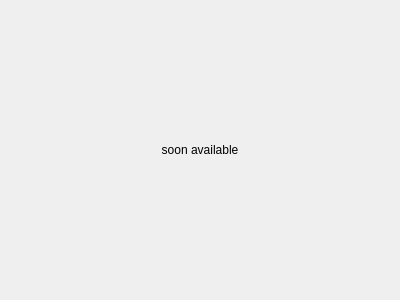
davy7125/polyphone, file sources/repository/soundfont/soundfontviewer.ui: the form before one commit.
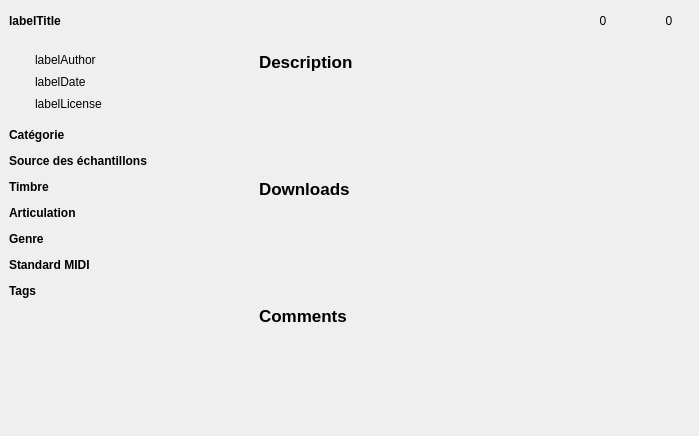
The form after the commit. Custom widgets are drawn as their Qt base class.

Commit message: Soundfont page (not finished)

```diff
--- a/sources/repository/soundfont/soundfontviewer.ui
+++ b/sources/repository/soundfont/soundfontviewer.ui
@@ -6,8 +6,8 @@
    <rect>
     <x>0</x>
     <y>0</y>
-    <width>400</width>
-    <height>300</height>
+    <width>699</width>
+    <height>436</height>
    </rect>
   </property>
   <property name="windowTitle">
@@ -16,19 +16,720 @@
   <property name="autoFillBackground">
    <bool>true</bool>
   </property>
-  <layout class="QGridLayout" name="gridLayout">
-   <item row="0" column="0">
-    <widget class="QLabel" name="label">
-     <property name="text">
-      <string notr="true">soon available</string>
+  <layout class="QGridLayout" name="gridLayout_5" columnstretch="3,10" columnminimumwidth="250,0">
+   <property name="leftMargin">
+    <number>0</number>
+   </property>
+   <property name="topMargin">
+    <number>0</number>
+   </property>
+   <property name="rightMargin">
+    <number>0</number>
+   </property>
+   <property name="bottomMargin">
+    <number>0</number>
+   </property>
+   <property name="spacing">
+    <number>0</number>
+   </property>
+   <item row="1" column="0">
+    <widget class="QScrollArea" name="scrollArea">
+     <property name="frameShape">
+      <enum>QFrame::NoFrame</enum>
      </property>
-     <property name="alignment">
-      <set>Qt::AlignCenter</set>
+     <property name="widgetResizable">
+      <bool>true</bool>
      </property>
+     <widget class="QWidget" name="scrollAreaWidgetContents">
+      <property name="geometry">
+       <rect>
+        <x>0</x>
+        <y>0</y>
+        <width>250</width>
+        <height>393</height>
+       </rect>
+      </property>
+      <layout class="QGridLayout" name="gridLayout">
+       <item row="17" column="0" colspan="2">
+        <widget class="QLabel" name="label_10">
+         <property name="font">
+          <font>
+           <weight>75</weight>
+           <bold>true</bold>
+          </font>
+         </property>
+         <property name="text">
+          <string>Standard MIDI</string>
+         </property>
+        </widget>
+       </item>
+       <item row="8" column="0" colspan="2">
+        <widget class="FilterFlow" name="filterCategory" native="true"/>
+       </item>
+       <item row="2" column="0">
+        <widget class="QLabel" name="iconDate">
+         <property name="minimumSize">
+          <size>
+           <width>16</width>
+           <height>16</height>
+          </size>
+         </property>
+         <property name="maximumSize">
+          <size>
+           <width>16</width>
+           <height>16</height>
+          </size>
+         </property>
+         <property name="text">
+          <string/>
+         </property>
+        </widget>
+       </item>
+       <item row="19" column="0" colspan="2">
+        <widget class="QLabel" name="label_11">
+         <property name="font">
+          <font>
+           <weight>75</weight>
+           <bold>true</bold>
+          </font>
+         </property>
+         <property name="text">
+          <string>Tags</string>
+         </property>
+        </widget>
+       </item>
+       <item row="13" column="0" colspan="2">
+        <widget class="QLabel" name="label_8">
+         <property name="font">
+          <font>
+           <weight>75</weight>
+           <bold>true</bold>
+          </font>
+         </property>
+         <property name="text">
+          <string>Articulation</string>
+         </property>
+        </widget>
+       </item>
+       <item row="20" column="0" colspan="2">
+        <widget class="FilterFlow" name="filterTag" native="true"/>
+       </item>
+       <item row="9" column="0" colspan="2">
+        <widget class="QLabel" name="label_6">
+         <property name="font">
+          <font>
+           <weight>75</weight>
+           <bold>true</bold>
+          </font>
+         </property>
+         <property name="text">
+          <string>Source des échantillons</string>
+         </property>
+        </widget>
+       </item>
+       <item row="1" column="0">
+        <widget class="QLabel" name="iconAuthor">
+         <property name="minimumSize">
+          <size>
+           <width>16</width>
+           <height>16</height>
+          </size>
+         </property>
+         <property name="maximumSize">
+          <size>
+           <width>16</width>
+           <height>16</height>
+          </size>
+         </property>
+         <property name="text">
+          <string/>
+         </property>
+        </widget>
+       </item>
+       <item row="14" column="0" colspan="2">
+        <widget class="FilterFlow" name="filterArticulation" native="true"/>
+       </item>
+       <item row="11" column="0" colspan="2">
+        <widget class="QLabel" name="label_7">
+         <property name="font">
+          <font>
+           <weight>75</weight>
+           <bold>true</bold>
+          </font>
+         </property>
+         <property name="text">
+          <string>Timbre</string>
+         </property>
+        </widget>
+       </item>
+       <item row="16" column="0" colspan="2">
+        <widget class="FilterFlow" name="filterGenre" native="true"/>
+       </item>
+       <item row="2" column="1">
+        <widget class="QLabel" name="labelDate">
+         <property name="text">
+          <string>labelDate</string>
+         </property>
+        </widget>
+       </item>
+       <item row="3" column="1">
+        <widget class="QLabel" name="labelLicense">
+         <property name="cursor">
+          <cursorShape>PointingHandCursor</cursorShape>
+         </property>
+         <property name="text">
+          <string>labelLicense</string>
+         </property>
+         <property name="textFormat">
+          <enum>Qt::RichText</enum>
+         </property>
+         <property name="openExternalLinks">
+          <bool>true</bool>
+         </property>
+        </widget>
+       </item>
+       <item row="10" column="0" colspan="2">
+        <widget class="FilterFlow" name="filterSampleSource" native="true"/>
+       </item>
+       <item row="3" column="0">
+        <widget class="QLabel" name="iconLicense">
+         <property name="minimumSize">
+          <size>
+           <width>16</width>
+           <height>16</height>
+          </size>
+         </property>
+         <property name="maximumSize">
+          <size>
+           <width>16</width>
+           <height>16</height>
+          </size>
+         </property>
+         <property name="text">
+          <string/>
+         </property>
+        </widget>
+       </item>
+       <item row="15" column="0" colspan="2">
+        <widget class="QLabel" name="label_9">
+         <property name="font">
+          <font>
+           <weight>75</weight>
+           <bold>true</bold>
+          </font>
+         </property>
+         <property name="text">
+          <string>Genre</string>
+         </property>
+        </widget>
+       </item>
+       <item row="18" column="0" colspan="2">
+        <widget class="FilterFlow" name="filterMidiStandard" native="true"/>
+       </item>
+       <item row="21" column="0">
+        <spacer name="verticalSpacer">
+         <property name="orientation">
+          <enum>Qt::Vertical</enum>
+         </property>
+         <property name="sizeHint" stdset="0">
+          <size>
+           <width>20</width>
+           <height>0</height>
+          </size>
+         </property>
+        </spacer>
+       </item>
+       <item row="7" column="0" colspan="2">
+        <widget class="QLabel" name="label">
+         <property name="font">
+          <font>
+           <weight>75</weight>
+           <bold>true</bold>
+          </font>
+         </property>
+         <property name="text">
+          <string>Catégorie</string>
+         </property>
+        </widget>
+       </item>
+       <item row="1" column="1">
+        <widget class="QLabel" name="labelAuthor">
+         <property name="cursor">
+          <cursorShape>PointingHandCursor</cursorShape>
+         </property>
+         <property name="text">
+          <string>labelAuthor</string>
+         </property>
+         <property name="textFormat">
+          <enum>Qt::RichText</enum>
+         </property>
+        </widget>
+       </item>
+       <item row="12" column="0" colspan="2">
+        <widget class="FilterFlow" name="filterTimbre" native="true"/>
+       </item>
+       <item row="4" column="0">
+        <spacer name="verticalSpacer_6">
+         <property name="orientation">
+          <enum>Qt::Vertical</enum>
+         </property>
+         <property name="sizeType">
+          <enum>QSizePolicy::Fixed</enum>
+         </property>
+         <property name="sizeHint" stdset="0">
+          <size>
+           <width>20</width>
+           <height>10</height>
+          </size>
+         </property>
+        </spacer>
+       </item>
+      </layout>
+     </widget>
+    </widget>
+   </item>
+   <item row="1" column="1">
+    <widget class="QStackedWidget" name="stackedWidget">
+     <property name="currentIndex">
+      <number>1</number>
+     </property>
+     <widget class="QWidget" name="pageWait">
+      <layout class="QGridLayout" name="gridLayout_3">
+       <property name="leftMargin">
+        <number>0</number>
+       </property>
+       <property name="topMargin">
+        <number>0</number>
+       </property>
+       <property name="rightMargin">
+        <number>0</number>
+       </property>
+       <property name="bottomMargin">
+        <number>0</number>
+       </property>
+       <item row="1" column="0">
+        <spacer name="horizontalSpacer_2">
+         <property name="orientation">
+          <enum>Qt::Horizontal</enum>
+         </property>
+         <property name="sizeHint" stdset="0">
+          <size>
+           <width>40</width>
+           <height>20</height>
+          </size>
+         </property>
+        </spacer>
+       </item>
+       <item row="1" column="2">
+        <spacer name="horizontalSpacer_3">
+         <property name="orientation">
+          <enum>Qt::Horizontal</enum>
+         </property>
+         <property name="sizeHint" stdset="0">
+          <size>
+           <width>40</width>
+           <height>20</height>
+          </size>
+         </property>
+        </spacer>
+       </item>
+       <item row="1" column="1">
+        <widget class="RotatingSpinner" name="spinner" native="true">
+         <property name="minimumSize">
+          <size>
+           <width>32</width>
+           <height>32</height>
+          </size>
+         </property>
+        </widget>
+       </item>
+       <item row="0" column="1">
+        <spacer name="verticalSpacer_2">
+         <property name="orientation">
+          <enum>Qt::Vertical</enum>
+         </property>
+         <property name="sizeHint" stdset="0">
+          <size>
+           <width>20</width>
+           <height>40</height>
+          </size>
+         </property>
+        </spacer>
+       </item>
+       <item row="2" column="1">
+        <spacer name="verticalSpacer_3">
+         <property name="orientation">
+          <enum>Qt::Vertical</enum>
+         </property>
+         <property name="sizeHint" stdset="0">
+          <size>
+           <width>20</width>
+           <height>40</height>
+          </size>
+         </property>
+        </spacer>
+       </item>
+      </layout>
+     </widget>
+     <widget class="QWidget" name="pageSoundfont">
+      <layout class="QGridLayout" name="gridLayout_2" columnstretch="0">
+       <property name="leftMargin">
+        <number>0</number>
+       </property>
+       <property name="topMargin">
+        <number>0</number>
+       </property>
+       <property name="rightMargin">
+        <number>0</number>
+       </property>
+       <property name="bottomMargin">
+        <number>0</number>
+       </property>
+       <property name="spacing">
+        <number>0</number>
+       </property>
+       <item row="0" column="0">
+        <widget class="QScrollArea" name="scrollArea_2">
+         <property name="frameShape">
+          <enum>QFrame::NoFrame</enum>
+         </property>
+         <property name="widgetResizable">
+          <bool>true</bool>
+         </property>
+         <widget class="QWidget" name="scrollMainArea">
+          <property name="geometry">
+           <rect>
+            <x>0</x>
+            <y>0</y>
+            <width>449</width>
+            <height>393</height>
+           </rect>
+          </property>
+          <layout class="QVBoxLayout" name="verticalLayout">
+           <item>
+            <widget class="QLabel" name="label_2">
+             <property name="sizePolicy">
+              <sizepolicy hsizetype="Preferred" vsizetype="Maximum">
+               <horstretch>0</horstretch>
+               <verstretch>0</verstretch>
+              </sizepolicy>
+             </property>
+             <property name="font">
+              <font>
+               <pointsize>13</pointsize>
+               <weight>75</weight>
+               <bold>true</bold>
+              </font>
+             </property>
+             <property name="text">
+              <string>Description</string>
+             </property>
+            </widget>
+           </item>
+           <item>
+            <widget class="QFrame" name="frameDescription">
+             <property name="frameShape">
+              <enum>QFrame::NoFrame</enum>
+             </property>
+             <property name="frameShadow">
+              <enum>QFrame::Raised</enum>
+             </property>
+            </widget>
+           </item>
+           <item>
+            <widget class="QLabel" name="label_3">
+             <property name="sizePolicy">
+              <sizepolicy hsizetype="Preferred" vsizetype="Maximum">
+               <horstretch>0</horstretch>
+               <verstretch>0</verstretch>
+              </sizepolicy>
+             </property>
+             <property name="font">
+              <font>
+               <pointsize>13</pointsize>
+               <weight>75</weight>
+               <bold>true</bold>
+              </font>
+             </property>
+             <property name="text">
+              <string>Downloads</string>
+             </property>
+            </widget>
+           </item>
+           <item>
+            <widget class="QFrame" name="frameDownloads">
+             <property name="frameShape">
+              <enum>QFrame::NoFrame</enum>
+             </property>
+             <property name="frameShadow">
+              <enum>QFrame::Raised</enum>
+             </property>
+            </widget>
+           </item>
+           <item>
+            <widget class="QLabel" name="label_5">
+             <property name="sizePolicy">
+              <sizepolicy hsizetype="Preferred" vsizetype="Maximum">
+               <horstretch>0</horstretch>
+               <verstretch>0</verstretch>
+              </sizepolicy>
+             </property>
+             <property name="font">
+              <font>
+               <pointsize>13</pointsize>
+               <weight>75</weight>
+               <bold>true</bold>
+              </font>
+             </property>
+             <property name="text">
+              <string>Comments</string>
+             </property>
+            </widget>
+           </item>
+           <item>
+            <widget class="QFrame" name="frameComments">
+             <property name="frameShape">
+              <enum>QFrame::NoFrame</enum>
+             </property>
+             <property name="frameShadow">
+              <enum>QFrame::Raised</enum>
+             </property>
+            </widget>
+           </item>
+          </layout>
+         </widget>
+        </widget>
+       </item>
+      </layout>
+     </widget>
+     <widget class="QWidget" name="pageFailed">
+      <layout class="QGridLayout" name="gridLayout_4">
+       <property name="leftMargin">
+        <number>0</number>
+       </property>
+       <property name="topMargin">
+        <number>0</number>
+       </property>
+       <property name="rightMargin">
+        <number>0</number>
+       </property>
+       <property name="bottomMargin">
+        <number>0</number>
+       </property>
+       <item row="3" column="1">
+        <spacer name="verticalSpacer_5">
+         <property name="orientation">
+          <enum>Qt::Vertical</enum>
+         </property>
+         <property name="sizeHint" stdset="0">
+          <size>
+           <width>20</width>
+           <height>40</height>
+          </size>
+         </property>
+        </spacer>
+       </item>
+       <item row="2" column="0">
+        <spacer name="horizontalSpacer_4">
+         <property name="orientation">
+          <enum>Qt::Horizontal</enum>
+         </property>
+         <property name="sizeHint" stdset="0">
+          <size>
+           <width>40</width>
+           <height>20</height>
+          </size>
+         </property>
+        </spacer>
+       </item>
+       <item row="0" column="1">
+        <spacer name="verticalSpacer_4">
+         <property name="orientation">
+          <enum>Qt::Vertical</enum>
+         </property>
+         <property name="sizeHint" stdset="0">
+          <size>
+           <width>20</width>
+           <height>40</height>
+          </size>
+         </property>
+        </spacer>
+       </item>
+       <item row="1" column="0" colspan="3">
+        <widget class="QLabel" name="label_4">
+         <property name="text">
+          <string>Oups ! Impossible
+de télécharger le contenu</string>
+         </property>
+         <property name="alignment">
+          <set>Qt::AlignCenter</set>
+         </property>
+        </widget>
+       </item>
+       <item row="2" column="1">
+        <widget class="QPushButton" name="pushRetry">
+         <property name="text">
+          <string/>
+         </property>
+         <property name="iconSize">
+          <size>
+           <width>16</width>
+           <height>16</height>
+          </size>
+         </property>
+         <property name="flat">
+          <bool>true</bool>
+         </property>
+        </widget>
+       </item>
+       <item row="2" column="2">
+        <spacer name="horizontalSpacer_5">
+         <property name="orientation">
+          <enum>Qt::Horizontal</enum>
+         </property>
+         <property name="sizeHint" stdset="0">
+          <size>
+           <width>40</width>
+           <height>20</height>
+          </size>
+         </property>
+        </spacer>
+       </item>
+      </layout>
+     </widget>
+    </widget>
+   </item>
+   <item row="0" column="0" colspan="2">
+    <widget class="QFrame" name="frameTitle">
+     <property name="frameShape">
+      <enum>QFrame::NoFrame</enum>
+     </property>
+     <layout class="QHBoxLayout" name="horizontalLayout">
+      <property name="bottomMargin">
+       <number>10</number>
+      </property>
+      <item>
+       <widget class="ElidedLabel" name="labelTitle">
+        <property name="sizePolicy">
+         <sizepolicy hsizetype="Expanding" vsizetype="Preferred">
+          <horstretch>0</horstretch>
+          <verstretch>0</verstretch>
+         </sizepolicy>
+        </property>
+        <property name="font">
+         <font>
+          <weight>75</weight>
+          <bold>true</bold>
+         </font>
+        </property>
+        <property name="text">
+         <string>labelTitle</string>
+        </property>
+       </widget>
+      </item>
+      <item>
+       <widget class="QLabel" name="iconComment">
+        <property name="minimumSize">
+         <size>
+          <width>24</width>
+          <height>24</height>
+         </size>
+        </property>
+        <property name="maximumSize">
+         <size>
+          <width>24</width>
+          <height>24</height>
+         </size>
+        </property>
+        <property name="text">
+         <string/>
+        </property>
+       </widget>
+      </item>
+      <item>
+       <widget class="QLabel" name="labelCommentNumber">
+        <property name="minimumSize">
+         <size>
+          <width>30</width>
+          <height>0</height>
+         </size>
+        </property>
+        <property name="text">
+         <string>0</string>
+        </property>
+        <property name="alignment">
+         <set>Qt::AlignCenter</set>
+        </property>
+       </widget>
+      </item>
+      <item>
+       <widget class="QLabel" name="iconDownload">
+        <property name="minimumSize">
+         <size>
+          <width>24</width>
+          <height>24</height>
+         </size>
+        </property>
+        <property name="maximumSize">
+         <size>
+          <width>24</width>
+          <height>24</height>
+         </size>
+        </property>
+        <property name="text">
+         <string/>
+        </property>
+       </widget>
+      </item>
+      <item>
+       <widget class="QLabel" name="labelDownloadNumber">
+        <property name="minimumSize">
+         <size>
+          <width>30</width>
+          <height>0</height>
+         </size>
+        </property>
+        <property name="text">
+         <string>0</string>
+        </property>
+        <property name="alignment">
+         <set>Qt::AlignCenter</set>
+        </property>
+       </widget>
+      </item>
+      <item>
+       <widget class="FiveStarsWidget" name="widgetStars" native="true"/>
+      </item>
+     </layout>
     </widget>
    </item>
   </layout>
  </widget>
+ <customwidgets>
+  <customwidget>
+   <class>RotatingSpinner</class>
+   <extends>QWidget</extends>
+   <header>rotatingspinner.h</header>
+   <container>1</container>
+  </customwidget>
+  <customwidget>
+   <class>FilterFlow</class>
+   <extends>QWidget</extends>
+   <header>filterflow.h</header>
+   <container>1</container>
+  </customwidget>
+  <customwidget>
+   <class>FiveStarsWidget</class>
+   <extends>QWidget</extends>
+   <header>fivestarswidget.h</header>
+   <container>1</container>
+  </customwidget>
+  <customwidget>
+   <class>ElidedLabel</class>
+   <extends>QLabel</extends>
+   <header>elidedlabel.h</header>
+  </customwidget>
+ </customwidgets>
  <resources/>
  <connections/>
 </ui>
```
The commit also changes 3 other files.
